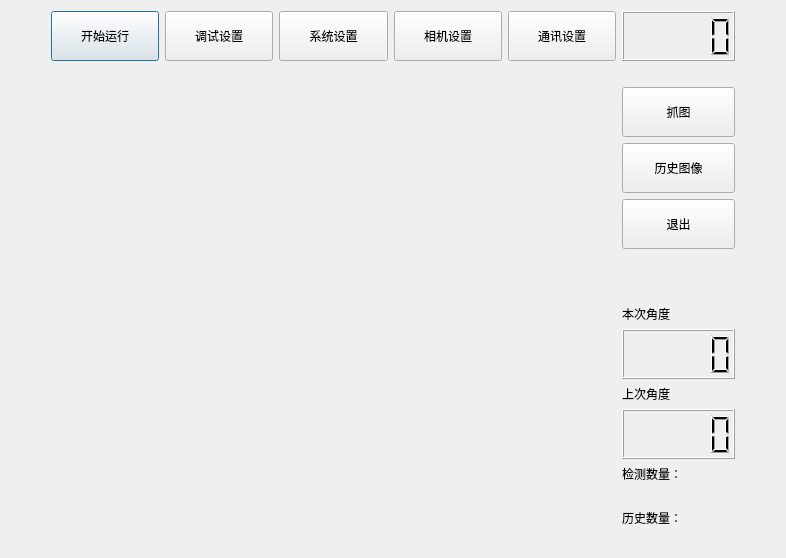
ypg666/Wire_Rotate, file maindialog.ui: the form before one commit.
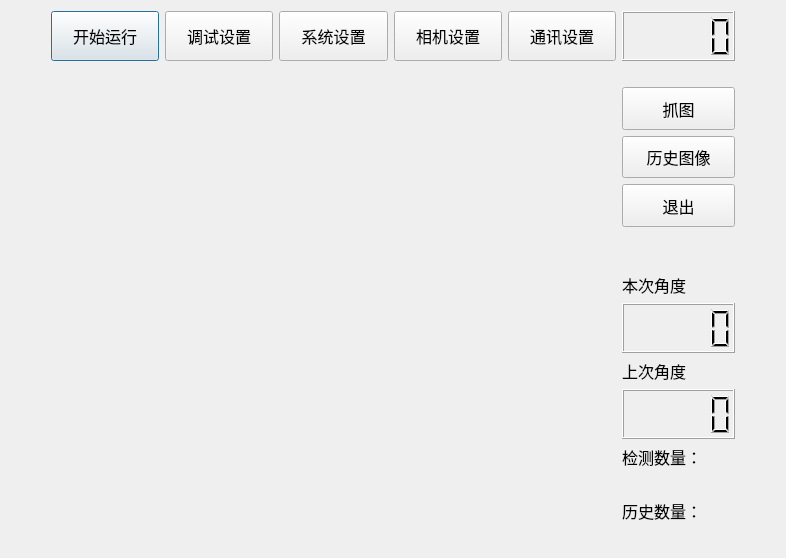
The form after the commit. Icons and pictures are not drawn.

Patch:
```diff
--- a/maindialog.ui
+++ b/maindialog.ui
@@ -57,6 +57,12 @@
            <height>50</height>
           </size>
          </property>
+         <property name="font">
+          <font>
+           <family>微软雅黑</family>
+           <pointsize>12</pointsize>
+          </font>
+         </property>
          <property name="autoFillBackground">
           <bool>false</bool>
          </property>
@@ -79,6 +85,12 @@
            <height>50</height>
           </size>
          </property>
+         <property name="font">
+          <font>
+           <family>微软雅黑</family>
+           <pointsize>12</pointsize>
+          </font>
+         </property>
          <property name="text">
           <string>调试设置</string>
          </property>
@@ -98,6 +110,12 @@
            <height>50</height>
           </size>
          </property>
+         <property name="font">
+          <font>
+           <family>微软雅黑</family>
+           <pointsize>12</pointsize>
+          </font>
+         </property>
          <property name="text">
           <string>系统设置</string>
          </property>
@@ -117,6 +135,12 @@
            <height>50</height>
           </size>
          </property>
+         <property name="font">
+          <font>
+           <family>微软雅黑</family>
+           <pointsize>12</pointsize>
+          </font>
+         </property>
          <property name="text">
           <string>相机设置</string>
          </property>
@@ -136,6 +160,12 @@
            <height>50</height>
           </size>
          </property>
+         <property name="font">
+          <font>
+           <family>微软雅黑</family>
+           <pointsize>12</pointsize>
+          </font>
+         </property>
          <property name="text">
           <string>通讯设置</string>
          </property>
@@ -200,10 +230,16 @@
        </property>
        <property name="maximumSize">
         <size>
-         <width>120</width>
+         <width>140</width>
          <height>50</height>
         </size>
        </property>
+       <property name="font">
+        <font>
+         <family>微软雅黑</family>
+         <pointsize>12</pointsize>
+        </font>
+       </property>
        <property name="text">
         <string>抓图</string>
        </property>
@@ -219,10 +255,16 @@
        </property>
        <property name="maximumSize">
         <size>
-         <width>120</width>
+         <width>140</width>
          <height>50</height>
         </size>
        </property>
+       <property name="font">
+        <font>
+         <family>微软雅黑</family>
+         <pointsize>12</pointsize>
+        </font>
+       </property>
        <property name="text">
         <string>历史图像</string>
        </property>
@@ -238,10 +280,16 @@
        </property>
        <property name="maximumSize">
         <size>
-         <width>120</width>
+         <width>140</width>
          <height>50</height>
         </size>
        </property>
+       <property name="font">
+        <font>
+         <family>微软雅黑</family>
+         <pointsize>12</pointsize>
+        </font>
+       </property>
        <property name="text">
         <string>退出</string>
        </property>
@@ -262,6 +310,12 @@
      </item>
      <item>
       <widget class="QLabel" name="label_2">
+       <property name="font">
+        <font>
+         <family>微软雅黑</family>
+         <pointsize>12</pointsize>
+        </font>
+       </property>
        <property name="text">
         <string>本次角度</string>
        </property>
@@ -285,6 +339,12 @@
      </item>
      <item>
       <widget class="QLabel" name="label">
+       <property name="font">
+        <font>
+         <family>微软雅黑</family>
+         <pointsize>12</pointsize>
+        </font>
+       </property>
        <property name="text">
         <string>上次角度</string>
        </property>
@@ -302,6 +362,12 @@
      </item>
      <item>
       <widget class="QLabel" name="label_3">
+       <property name="font">
+        <font>
+         <family>微软雅黑</family>
+         <pointsize>12</pointsize>
+        </font>
+       </property>
        <property name="text">
         <string>检测数量：</string>
        </property>
@@ -315,6 +381,11 @@
      </item>
      <item>
       <widget class="QLabel" name="label_5">
+       <property name="font">
+        <font>
+         <pointsize>12</pointsize>
+        </font>
+       </property>
        <property name="text">
         <string/>
        </property>
@@ -322,6 +393,12 @@
      </item>
      <item>
       <widget class="QLabel" name="label_4">
+       <property name="font">
+        <font>
+         <family>微软雅黑</family>
+         <pointsize>12</pointsize>
+        </font>
+       </property>
        <property name="text">
         <string>历史数量：</string>
        </property>
@@ -329,6 +406,11 @@
      </item>
      <item>
       <widget class="QLabel" name="label_6">
+       <property name="font">
+        <font>
+         <pointsize>12</pointsize>
+        </font>
+       </property>
        <property name="text">
         <string/>
        </property>
```
